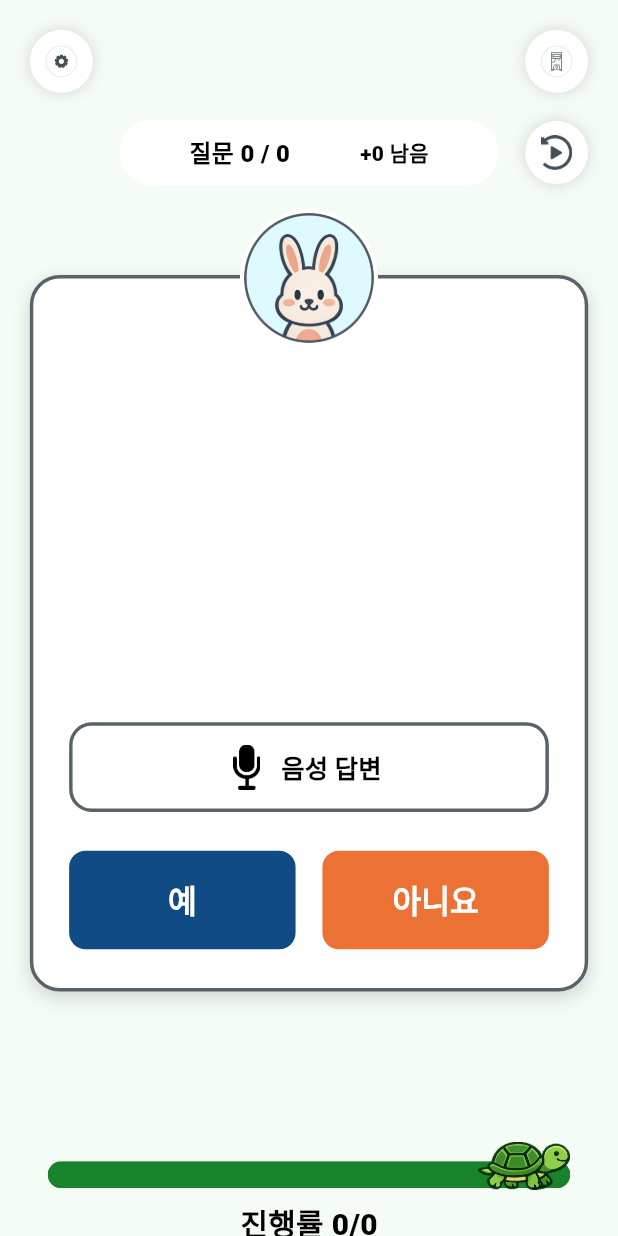
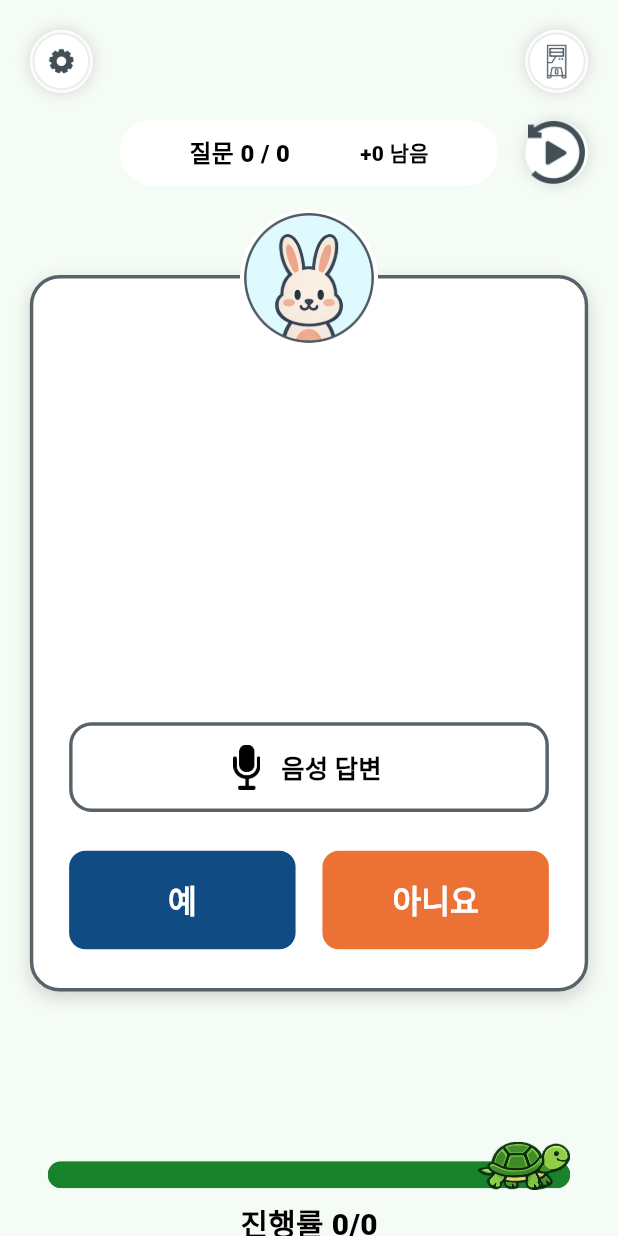
Before and after one commit to Hisabori/Su, a Flutter app: the QuestionPanel widget shown alone on an empty page, opened directly with empty values, on a phone screen of 412 x 824 dp. Run offline on Flutter 3.47's test engine with Material 3 defaults, Android fonts, the phone set to English and light mode, and no system bars; our stand-ins replace flutter_secure_storage, flutter_tts, speech_to_text, video_player, youtube_player_iframe; missing offline and left inert: dart:js_interop; accounts and stored records are empty; Roboto replaces fonts that are missing (NanumGothic).

Commit message:
Preserve original circular icon proportions

```diff
--- a/lib/widgets/question_panel.dart
+++ b/lib/widgets/question_panel.dart
@@ -30,10 +30,11 @@ class QuestionPanel extends StatelessWidget {
               shape: BoxShape.circle,
               boxShadow: [BoxShadow(color: Color(0x26000000), blurRadius: 8)]),
           child: IconButton(
+              padding: EdgeInsets.zero,
               tooltip: label,
               onPressed: action,
               icon: Image.asset(asset,
-                  width: 23, height: 23, fit: BoxFit.contain)));
+                  width: 42, height: 42, fit: BoxFit.contain)));
 
   @override
   Widget build(BuildContext context) =>
```
